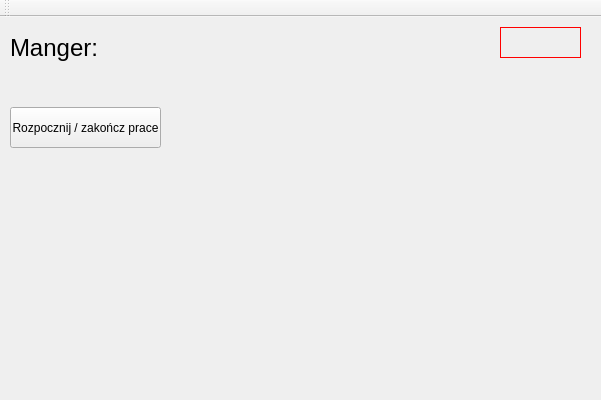
JustKoshi/QTCinemaProject, file AdminPage.ui: the form before one commit.
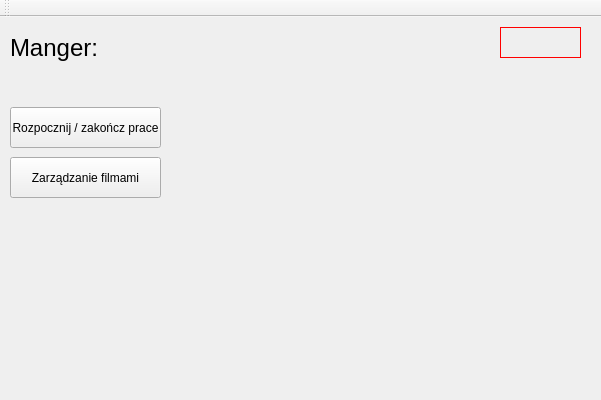
The form after the commit.

Commit message: MovieManager Completed

Diff of the .ui file:
```diff
--- a/AdminPage.ui
+++ b/AdminPage.ui
@@ -68,6 +68,24 @@
      <string>Rozpocznij / zakończ prace</string>
     </property>
    </widget>
+   <widget class="QPushButton" name="pushButton_movieManager">
+    <property name="geometry">
+     <rect>
+      <x>10</x>
+      <y>140</y>
+      <width>151</width>
+      <height>41</height>
+     </rect>
+    </property>
+    <property name="font">
+     <font>
+      <pointsize>9</pointsize>
+     </font>
+    </property>
+    <property name="text">
+     <string>Zarządzanie filmami</string>
+    </property>
+   </widget>
   </widget>
   <widget class="QToolBar" name="mainToolBar">
    <attribute name="toolBarArea">
```
The commit also changes 11 other files.
